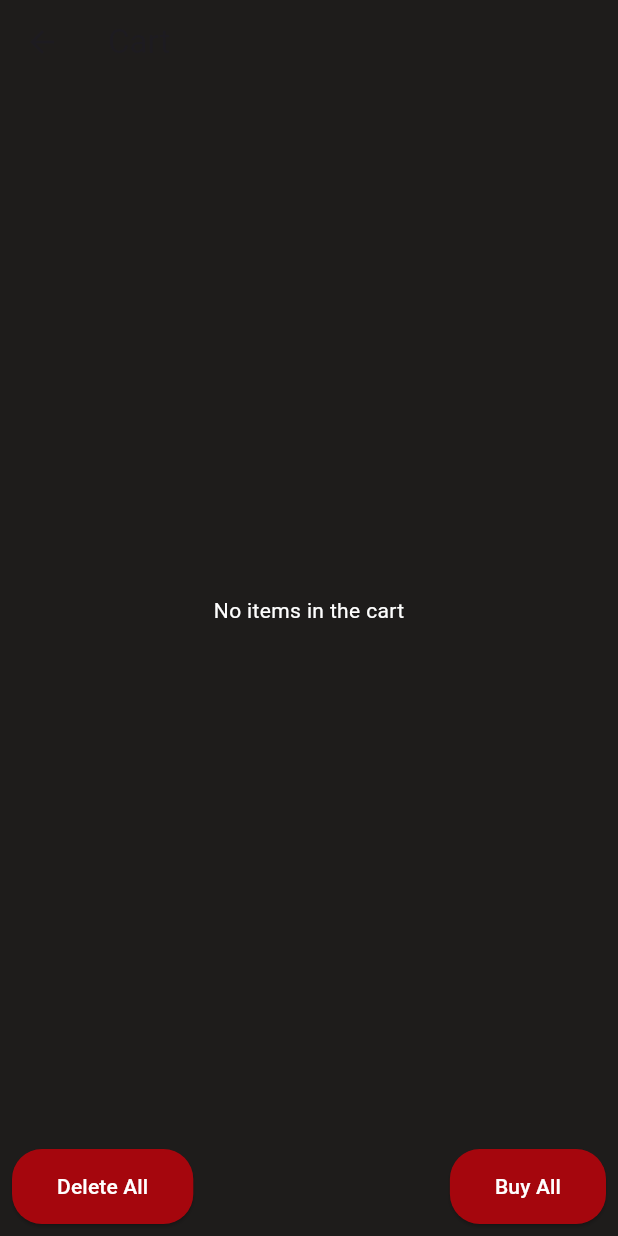
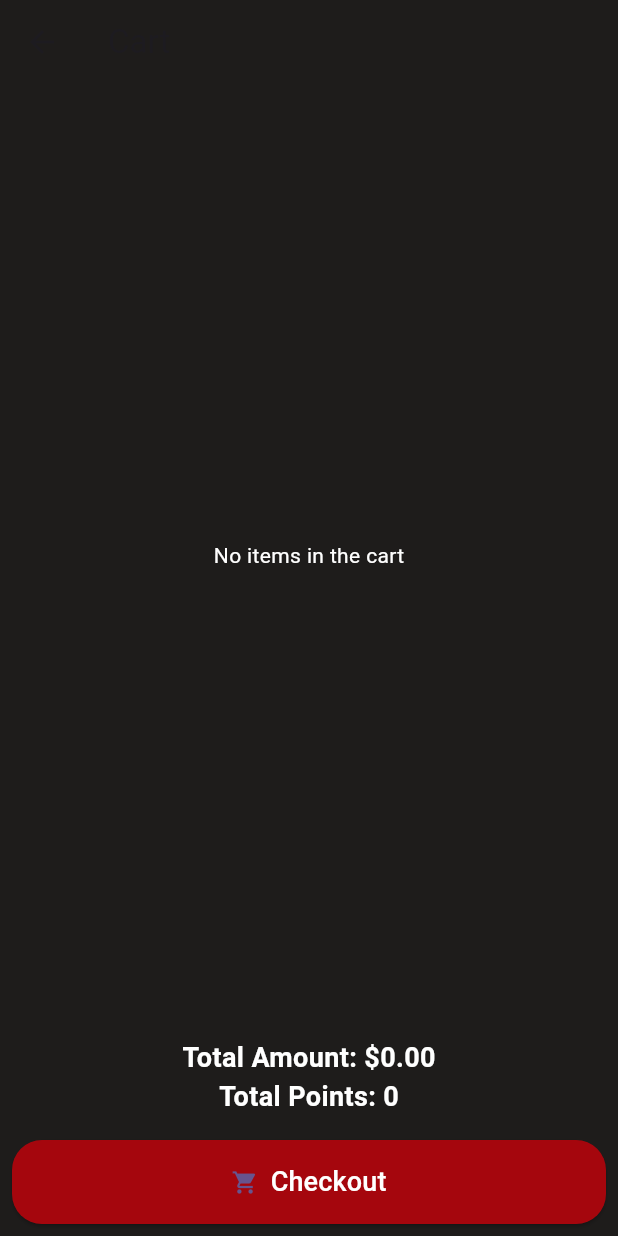
Before and after one commit to ishawaris142/ISHA_NEW_LIFE, a Flutter app: the CartScreen screen opened directly, on a phone screen of 412 x 824 dp. Run offline on Flutter 3.47's test engine with Material 3 defaults, Android fonts, the phone set to English and light mode, and no system bars; our stand-ins replace cached_network_image, cloud_firestore, firebase_auth, firebase_core, firebase_storage; accounts and stored records are empty.

Commit message:
History Related Changes

```diff
--- a/lib/account.dart
+++ b/lib/account.dart
@@ -273,7 +273,7 @@ class _AccountscreenState extends State<Accountscreen> {
                           Navigator.push(
                             context,
                             MaterialPageRoute(
-                              builder: (context) => const CartScreen(),
+                              builder: (context) =>  CartScreen(),
                             ),
                           );
                         }
--- a/lib/cart_items.dart
+++ b/lib/cart_items.dart
@@ -12,40 +12,125 @@ class _CartScreenState extends State<CartScreen> {
   final CollectionReference cartCollection = FirebaseFirestore.instance.collection('cart');
   final CollectionReference historyCollection = FirebaseFirestore.instance.collection('history');
 
-  // Function to move an item from cart to history and delete it from cart
-  Future<void> _buyItem(String docId, Map<String, dynamic> itemData, String name) async {
+  double _totalAmount = 0.0; // Total amount variable
+  int _totalPoints = 0; // Total points variable
+
+  @override
+  void initState() {
+    super.initState();
+    _calculateTotals(); // Calculate total amount and points when the screen is loaded
+  }
+
+  // Function to calculate the total amount and total points of all items in the cart
+  Future<void> _calculateTotals() async {
+    final cartItems = await cartCollection.get();
+    double totalAmount = 0.0;
+    int totalPoints = 0;
+
+    for (var doc in cartItems.docs) {
+      totalAmount += (doc['price'] * doc['quantity']).toDouble(); // Total amount as double
+
+      // Handle points as int, ensure correct casting
+      num pointsValue = doc['points'];
+      totalPoints += (pointsValue * doc['quantity']).toInt(); // Explicitly cast to int
+    }
+
+    setState(() {
+      _totalAmount = totalAmount; // Update the total amount
+      _totalPoints = totalPoints; // Update the total points
+    });
+  }
+
+  // Function to delete an item from the cart
+  Future<void> _deleteItem(String docId, String name) async {
     try {
-      // Move the item to the 'history' collection
-      await historyCollection.add(itemData);
-
-      // Delete the item from the 'cart' collection
-      await cartCollection.doc(docId).delete();
+      await cartCollection.doc(docId).delete(); // Delete the item
+      _calculateTotals(); // Recalculate the totals after deletion
 
       ScaffoldMessenger.of(context).showSnackBar(
-        SnackBar(content: Text('$name has been bought and moved to history')),
+        SnackBar(content: Text('$name has been removed from the cart')),
       );
     } catch (e) {
       ScaffoldMessenger.of(context).showSnackBar(
-        SnackBar(content: Text('Failed to buy item: $e')),
+        SnackBar(content: Text('Failed to delete item: $e')),
       );
     }
   }
 
-  // Function to delete all items from the cart
-  Future<void> _deleteAllItems() async {
+  // Function to move all items from cart to history and clear the cart
+  Future<void> _checkout() async {
+    try {
       final cartItems = await cartCollection.get();
+
+      if (cartItems.docs.isEmpty) {
+        ScaffoldMessenger.of(context).showSnackBar(
+          const SnackBar(content: Text('No items in the cart to checkout')),
+        );
+        return;
+      }
+
+      // Prepare arrays for storing purchase session data
+      List<String> imageUrls = [];
+      List<String> names = [];
+      List<String> descriptions = [];
+      List<double> prices = [];
+      List<int> quantities = [];
+      List<int> points = []; // Points as int
+
+      // Loop through each cart item and add to the arrays
       for (var doc in cartItems.docs) {
-      await cartCollection.doc(doc.id).delete();
+        var data = doc.data() as Map<String, dynamic>;
+        imageUrls.add(data['imageUrl'] ?? '');
+        names.add(data['name'] ?? '');
+        descriptions.add(data['description'] ?? '');
+        prices.add((data['price'] ?? 0.0).toDouble()); // Ensure price is double
+        quantities.add(data['quantity'] ?? 1); // Quantities as int
+
+        // Handle points casting
+        num pointsValue = data['points']; // Capture points value as num
+        points.add((pointsValue).toInt()); // Convert points to int
       }
+
+      // Create a new document in the 'history' collection with these arrays
+      await historyCollection.add({
+        'imageUrls': imageUrls,
+        'names': names,
+        'descriptions': descriptions,
+        'prices': prices,
+        'quantities': quantities,
+        'points': points,
+        'totalAmount': _totalAmount, // Store the total amount for reference
+        'totalPoints': _totalPoints, // Store the total points for reference
+        'timestamp': FieldValue.serverTimestamp(), // To track when the purchase was made
+      });
+
+      // Clear the cart after checkout
+      WriteBatch batch = FirebaseFirestore.instance.batch();
+      for (var doc in cartItems.docs) {
+        batch.delete(cartCollection.doc(doc.id)); // Remove from cart
+      }
+      await batch.commit();
+
+      // Clear total amount and points after checkout
+      setState(() {
+        _totalAmount = 0.0;
+        _totalPoints = 0;
+      });
+
       ScaffoldMessenger.of(context).showSnackBar(
-      const SnackBar(content: Text('All items have been removed from the cart')),
+        const SnackBar(content: Text('Checkout successful. Items moved to history')),
       );
+    } catch (e) {
+      ScaffoldMessenger.of(context).showSnackBar(
+        SnackBar(content: Text('Failed to checkout: $e')),
+      );
+    }
   }
 
   @override
   Widget build(BuildContext context) {
     return Scaffold(
-      backgroundColor: const Color(0xFF1E1C1B), // Background color of the page
+      backgroundColor: const Color(0xFF1E1C1B), // Background color
       appBar: AppBar(
         title: const Text('Cart'),
         backgroundColor: const Color(0xFF1E1C1B), // Match app bar with background
@@ -148,15 +233,15 @@ class _CartScreenState extends State<CartScreen> {
                                 ),
                                 Text(
                                   '${item['points']}',
-                                  style: const TextStyle(color: Color(0xFFFFFFFF)), // Normal value
+                                  style: const TextStyle(color: Color(0xFFFFFFFF)), // Points value
                                 ),
                               ],
                             ),
                           ],
                         ),
                         trailing: IconButton(
-                          icon: const Icon(Icons.shopping_bag, color: Colors.green),
-                          onPressed: () => _buyItem(item.id, item.data() as Map<String, dynamic>, item['name']), // Buy the item
+                          icon: const Icon(Icons.delete, color: Colors.red), // Delete icon
+                          onPressed: () => _deleteItem(item.id, item['name']), // Delete the item
                         ),
                       ),
                     );
@@ -165,74 +250,49 @@ class _CartScreenState extends State<CartScreen> {
               },
             ),
           ),
-          // Buttons: Delete All and Buy All
+          // Display Total Amount and Total Points
+          Padding(
+            padding: const EdgeInsets.all(8.0),
+            child: Column(
+              children: [
+                Text(
+                  'Total Amount: \$${_totalAmount.toStringAsFixed(2)}',
+                  style: const TextStyle(
+                    color: Colors.white,
+                    fontWeight: FontWeight.bold,
+                    fontSize: 18,
+                  ),
+                ),
+                Text(
+                  'Total Points: $_totalPoints',
+                  style: const TextStyle(
+                    color: Colors.white,
+                    fontWeight: FontWeight.bold,
+                    fontSize: 18,
+                  ),
+                ),
+              ],
+            ),
+          ),
+          // Checkout Button
           Padding(
             padding: const EdgeInsets.all(8.0),
             child: SafeArea( // Using SafeArea to prevent overflow
-              child: Row(
-                mainAxisAlignment: MainAxisAlignment.spaceBetween,
-                children: [
-                  ElevatedButton(
-                    onPressed: _deleteAllItems, // Delete all items action
+              child: ElevatedButton.icon(
+                onPressed: _checkout, // Checkout action
                 style: ElevatedButton.styleFrom(
                   backgroundColor: const Color(0xFFA5060D), // Red color
                   shape: RoundedRectangleBorder(
                     borderRadius: BorderRadius.circular(20), // Button border radius
                   ),
-                      padding: const EdgeInsets.symmetric(horizontal: 30, vertical: 15),
+                  padding: const EdgeInsets.symmetric(vertical: 15), // Full width button
+                  minimumSize: const Size(double.infinity, 50), // Full width button
                 ),
-                    child: const Text(
-                      'Delete All',
-                      style: TextStyle(color: Color(0xFFFFFFFF)), // Button text color
+                icon: const Icon(Icons.shopping_cart), // Optional icon
+                label: const Text(
+                  'Checkout',
+                  style: TextStyle(color: Color(0xFFFFFFFF), fontSize: 18), // Button text color
                 ),
-                  ),
-                  ElevatedButton(
-                    onPressed: () async {
-                      try {
-                        // Fetch all cart items
-                        final cartItems = await cartCollection.get();
-
-                        // Initialize a batch for atomic operations
-                        WriteBatch batch = FirebaseFirestore.instance.batch();
-
-                        // Loop through each cart item
-                        for (var doc in cartItems.docs) {
-                          // Add each item to the history collection
-                          batch.set(historyCollection.doc(), doc.data());
-
-                          // Delete each item from the cart collection
-                          batch.delete(cartCollection.doc(doc.id));
-                        }
-
-                        // Commit the batch operation (moves all items at once)
-                        await batch.commit();
-
-                        // Show confirmation message
-                        ScaffoldMessenger.of(context).showSnackBar(
-                          const SnackBar(content: Text('All items have been bought and moved to history')),
-                        );
-
-                      } catch (e) {
-                        // Show error message if something goes wrong
-                        ScaffoldMessenger.of(context).showSnackBar(
-                          SnackBar(content: Text('Failed to buy all items: $e')),
-                        );
-                      }
-                    },
-                    style: ElevatedButton.styleFrom(
-                      backgroundColor: const Color(0xFFA5060D), // Red color
-                      shape: RoundedRectangleBorder(
-                        borderRadius: BorderRadius.circular(20), // Button border radius
-                      ),
-                      padding: const EdgeInsets.symmetric(horizontal: 30, vertical: 15),
-                    ),
-                    child: const Text(
-                      'Buy All',
-                      style: TextStyle(color: Color(0xFFFFFFFF)), // Button text color
-                    ),
-                  ),
-
-                ],
               ),
             ),
           ),
--- a/pubspec.yaml
+++ b/pubspec.yaml
@@ -39,6 +39,9 @@ dependencies:
   cloud_firestore: ^5.4.4
   firebase_storage: ^12.3.3
   cached_network_image: ^3.2.3
+  provider: ^6.0.0
+  intl: ^0.17.0
+
 
 dev_dependencies:
   flutter_test:
```
Also changed, not shown: lib/history.dart (+158 -89 lines), lib/history_data.dart (added, +69 -0 lines), lib/viewproducts.dart (line endings or trailing spaces), pubspec.lock. Lines whose indentation alone changed are shown as unchanged.
